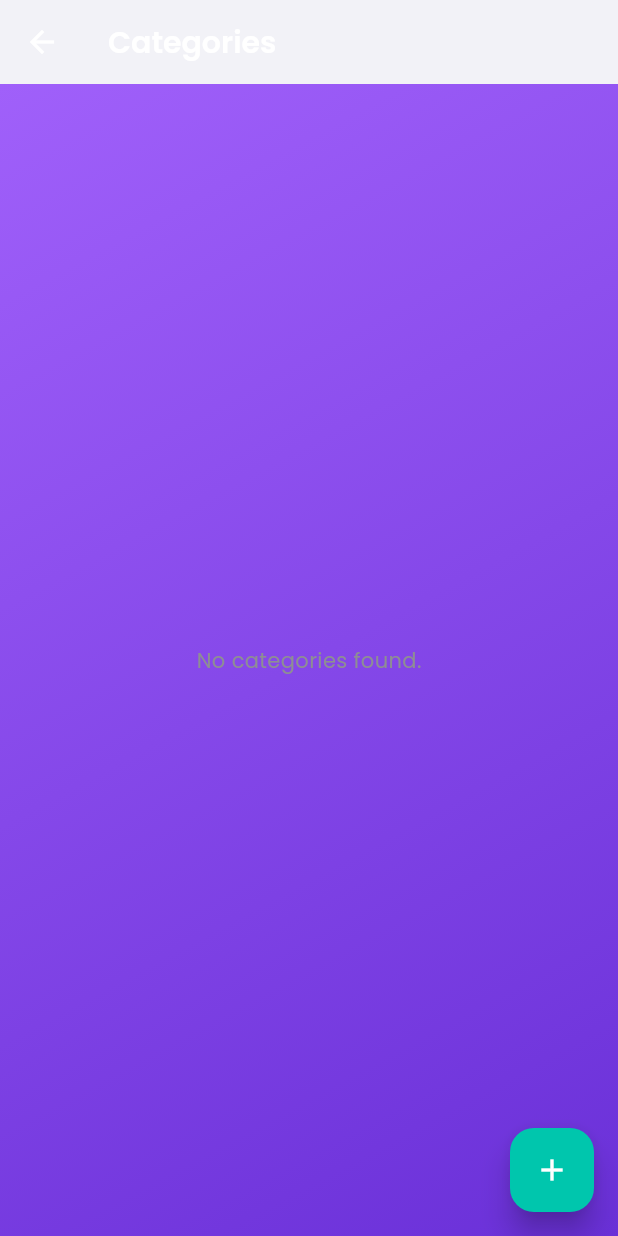
After one commit to kimathikim/espenseT, a Flutter app: the HomeScreen screen opened directly, after a tap on "Manage Categories", on a phone screen of 412 x 824 dp. The commit adds this screen. Run offline on Flutter 3.47's test engine with Material 3 defaults, Android fonts, the phone set to English and light mode, and no system bars; our stand-ins replace flutter_dotenv, google_fonts, supabase_flutter; missing offline and left inert: supabase_auth_ui; accounts and stored records are empty; statements that could not run were skipped.

```diff
--- /dev/null
+++ b/lib/src/features/categories/data/category_repository.dart
@@ -0,0 +1,19 @@
+import 'package:supabase_flutter/supabase_flutter.dart';
+import 'package:expensetracker/src/features/categories/domain/category.dart';
+
+class CategoryRepository {
+  final _client = Supabase.instance.client;
+
+  Future<List<Category>> fetchCategories() async {
+    try {
+      final data = await _client
+          .from('categories')
+          .select()
+          .order('name', ascending: true);
+      return (data as List).map((json) => Category.fromJson(json)).toList();
+    } catch (e) {
+      // It's better to handle specific exceptions, but for now, we'll rethrow.
+      rethrow;
+    }
+  }
+}
--- /dev/null
+++ b/lib/src/features/categories/domain/category.dart
@@ -0,0 +1,31 @@
+class Category {
+  final String id;
+  final String name;
+  final String? icon;
+  final String? color;
+
+  Category({
+    required this.id,
+    required this.name,
+    this.icon,
+    this.color,
+  });
+
+  factory Category.fromJson(Map<String, dynamic> json) {
+    return Category(
+      id: json['id'],
+      name: json['name'],
+      icon: json['icon_name'],
+      color: json['color'],
+    );
+  }
+
+  Map<String, dynamic> toJson() {
+    return {
+      'id': id,
+      'name': name,
+      'icon_name': icon,
+      'color': color,
+    };
+  }
+}
--- /dev/null
+++ b/lib/src/features/categories/presentation/screens/categories_screen.dart
@@ -0,0 +1,91 @@
+import 'package:expensetracker/src/features/categories/data/category_repository.dart';
+import 'package:expensetracker/src/features/categories/domain/category.dart';
+import 'package:flutter/material.dart';
+import 'package:expensetracker/src/shared/theme.dart';
+
+class CategoriesScreen extends StatefulWidget {
+  const CategoriesScreen({super.key});
+
+  @override
+  _CategoriesScreenState createState() => _CategoriesScreenState();
+}
+
+class _CategoriesScreenState extends State<CategoriesScreen> {
+  late Future<List<Category>> _categoriesFuture;
+  final _categoryRepository = CategoryRepository();
+
+  @override
+  void initState() {
+    super.initState();
+    _categoriesFuture = _categoryRepository.fetchCategories();
+  }
+
+  Future<void> _refreshCategories() async {
+    setState(() {
+      _categoriesFuture = _categoryRepository.fetchCategories();
+    });
+  }
+
+  @override
+  Widget build(BuildContext context) {
+    return Scaffold(
+      appBar: AppBar(
+        title: const Text('Categories'),
+      ),
+      body: Container(
+        width: double.infinity,
+        height: double.infinity,
+        decoration: const BoxDecoration(
+          gradient: AppColors.primaryGradient,
+        ),
+        child: RefreshIndicator(
+          onRefresh: _refreshCategories,
+          child: FutureBuilder<List<Category>>(
+            future: _categoriesFuture,
+            builder: (context, snapshot) {
+              if (snapshot.connectionState == ConnectionState.waiting) {
+                return const Center(child: CircularProgressIndicator());
+              } else if (snapshot.hasError) {
+                return Center(child: Text('Error: ${snapshot.error}'));
+              } else if (!snapshot.hasData || snapshot.data!.isEmpty) {
+                return const Center(child: Text('No categories found.'));
+              }
+
+              final categories = snapshot.data!;
+              return ListView.builder(
+                itemCount: categories.length,
+                itemBuilder: (context, index) {
+                  final category = categories[index];
+                  return AppTheme.buildGlassmorphicCard(
+                    margin: const EdgeInsets.symmetric(horizontal: 16, vertical: 8),
+                    padding: const EdgeInsets.all(16),
+                    child: Row(
+                      mainAxisAlignment: MainAxisAlignment.spaceBetween,
+                      children: [
+                        Text(
+                          category.name,
+                          style: const TextStyle(
+                            color: AppColors.whiteText,
+                            fontWeight: FontWeight.bold,
+                          ),
+                        ),
+                        // TODO: Add edit and delete buttons
+                      ],
+                    ),
+                  );
+                },
+              );
+            },
+          ),
+        ),
+      ),
+      floatingActionButton: FloatingActionButton(
+        onPressed: () {
+          // TODO: Navigate to add category screen
+        },
+        child: const Icon(Icons.add),
+        tooltip: 'Add Category',
+      ),
+    );
+  }
+}
--- a/lib/src/features/dashboard/presentation/screens/home_screen.dart
+++ b/lib/src/features/dashboard/presentation/screens/home_screen.dart
@@ -1,4 +1,6 @@
 import 'package:expensetracker/src/features/account/presentation/screens/link_account_screen.dart';
+import 'package:expensetracker/src/features/categories/presentation/screens/categories_screen.dart';
+import 'package:expensetracker/src/features/transactions/presentation/screens/transactions_screen.dart';
 import 'package:expensetracker/src/shared/theme.dart';
 import 'package:flutter/material.dart';
 import 'package:supabase_flutter/supabase_flutter.dart';
@@ -80,6 +82,28 @@ class _HomeScreenState extends State<HomeScreen> {
                 },
                 child: const Text('Link M-Pesa Account'),
               ),
+              const SizedBox(height: 20),
+              ElevatedButton(
+                onPressed: () {
+                  Navigator.of(context).push(
+                    MaterialPageRoute(
+                      builder: (context) => const TransactionsScreen(),
+                    ),
+                  );
+                },
+                child: const Text('View Transactions'),
+              ),
+              const SizedBox(height: 20),
+              ElevatedButton(
+                onPressed: () {
+                  Navigator.of(context).push(
+                    MaterialPageRoute(
+                      builder: (context) => const CategoriesScreen(),
+                    ),
+                  );
+                },
+                child: const Text('Manage Categories'),
+              ),
             ],
           ),
         ),
```
Also changed, not shown: lib/src/features/transactions/data/transaction_repository.dart (added, +19 -0 lines), lib/src/features/transactions/domain/transaction.dart (added, +39 -0 lines), lib/src/features/transactions/presentation/screens/transactions_screen.dart (added, +102 -0 lines), 2 other files.
